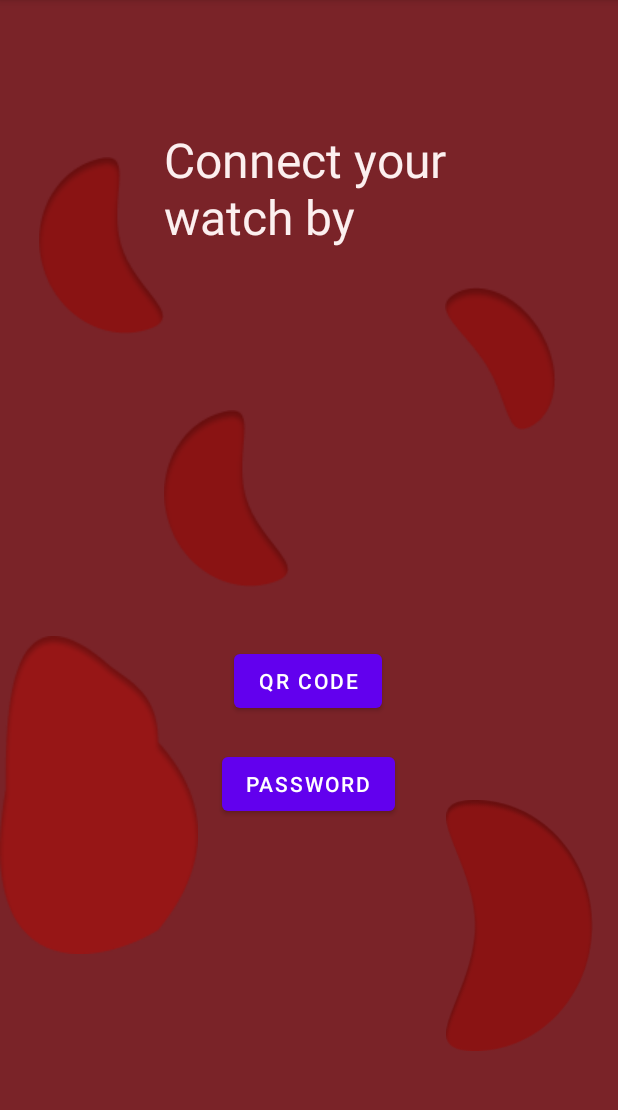
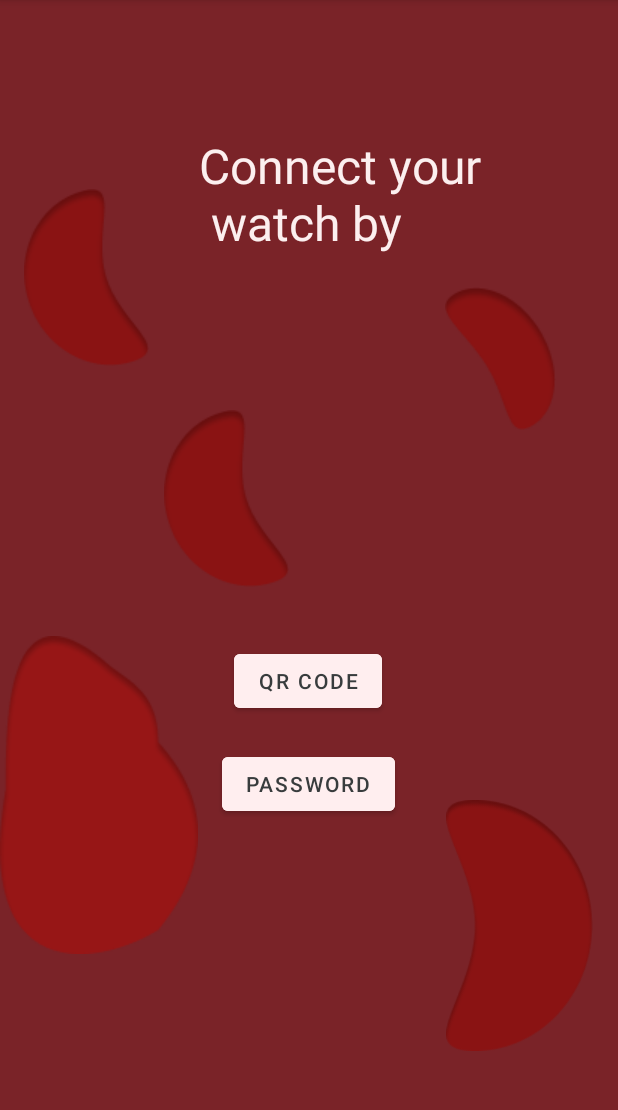
Before and after one commit to cycy27/PST, an Android app: the welcome2 screen opened directly, with no data from a screen before it, on a phone screen of 412 x 824 dp, the part 84-1194 px from its top. Run offline under Robolectric (Android 15) with nearby library versions, the phone set to English and light mode, and no system bars.

Commit message:
changes made

```diff
--- a/app/build.gradle
+++ b/app/build.gradle
@@ -25,6 +25,9 @@ android {
         sourceCompatibility JavaVersion.VERSION_1_8
         targetCompatibility JavaVersion.VERSION_1_8
     }
+    buildFeatures {
+        viewBinding true
+    }
 }
 
 dependencies {
@@ -32,6 +35,9 @@ dependencies {
     implementation 'androidx.appcompat:appcompat:1.3.0'
     implementation 'com.google.android.material:material:1.4.0'
     implementation 'androidx.constraintlayout:constraintlayout:2.0.4'
+    implementation 'androidx.annotation:annotation:1.3.0'
+    implementation 'androidx.lifecycle:lifecycle-livedata-ktx:2.4.1'
+    implementation 'androidx.lifecycle:lifecycle-viewmodel-ktx:2.4.1'
     testImplementation 'junit:junit:4.13.2'
     androidTestImplementation 'androidx.test.ext:junit:1.1.3'
     androidTestImplementation 'androidx.test.espresso:espresso-core:3.4.0'
--- a/app/src/main/AndroidManifest.xml
+++ b/app/src/main/AndroidManifest.xml
@@ -9,6 +9,10 @@
         android:roundIcon="@mipmap/ic_launcher_round"
         android:supportsRtl="true"
         android:theme="@style/Theme.Premiertry">
+        <activity
+            android:name=".Singup"
+            android:exported="false" />
+
         <activity
             android:name=".welcome3"
             android:exported="false" />
--- a/app/src/main/java/com/example/premiertry/data/LoginRepository.java
+++ b/app/src/main/java/com/example/premiertry/data/LoginRepository.java
@@ -22,7 +22,7 @@ public class LoginRepository {
     }
 
     public static LoginRepository getInstance(LoginDataSource dataSource) {
-        if (instance == null) {
+        if(instance == null){
             instance = new LoginRepository(dataSource);
         }
         return instance;
--- a/app/src/main/java/com/example/premiertry/welcome2.java
+++ b/app/src/main/java/com/example/premiertry/welcome2.java
@@ -2,13 +2,32 @@ package com.example.premiertry;
 
 import androidx.appcompat.app.AppCompatActivity;
 
+import android.content.Intent;
 import android.os.Bundle;
+import android.view.View;
+import android.widget.Button;
 
 public class welcome2 extends AppCompatActivity {
+    private Button buttonqr;
 
     @Override
     protected void onCreate(Bundle savedInstanceState) {
         super.onCreate(savedInstanceState);
         setContentView(R.layout.activity_welcome2);
+
+        buttonqr = (Button) findViewById(R.id.buttonqr);
+        buttonqr.setOnClickListener(new View.OnClickListener () {
+            @Override
+            public void onClick(View v) {
+                openwelcome3();
+            }
+        });
+
+
+    }
+    public void openwelcome3() {
+        Intent intent = new Intent(this, welcome3.class);
+        startActivity(intent);
+
     }
 }
--- a/app/src/main/res/layout/activity_profil.xml
+++ b/app/src/main/res/layout/activity_profil.xml
@@ -273,9 +273,10 @@
         <Spinner
             android:id="@+id/spinner2"
             android:layout_width="60dp"
-            android:layout_height="20dp"
+            android:layout_height="48dp"
             android:layout_marginTop="12dp"
             android:background="#fff"
+            android:contentDescription="@string/edit"
             app:layout_constraintEnd_toEndOf="@+id/imageView19"
             app:layout_constraintStart_toStartOf="@+id/imageView19"
             app:layout_constraintTop_toBottomOf="@+id/textView9" />
@@ -347,6 +348,7 @@
             android:ems="10"
             android:hint="@string/Nom_Prenom"
             android:inputType="textPersonName"
+            android:minHeight="48dp"
             android:text=""
             app:layout_constraintEnd_toEndOf="parent"
             app:layout_constraintHorizontal_bias="0.183"
--- a/app/src/main/res/layout/activity_welcome2.xml
+++ b/app/src/main/res/layout/activity_welcome2.xml
@@ -8,24 +8,26 @@
     tools:context=".welcome2">
 
     <TextView
-        android:id="@+id/textView4"
-        android:layout_width="230dp"
-        android:layout_height="93dp"
-        android:text="Connect your watch by"
+        android:id="@+id/tittlew2"
+        android:layout_width="wrap_content"
+        android:layout_height="wrap_content"
+        android:text="@string/Titre_page_2"
         android:textColor="#FCEFEF"
-        android:textSize="32dp"
+        android:textSize="32sp"
         app:layout_constraintBottom_toBottomOf="parent"
         app:layout_constraintEnd_toEndOf="parent"
-        app:layout_constraintHorizontal_bias="0.6"
+        app:layout_constraintHorizontal_bias="0.591"
         app:layout_constraintStart_toStartOf="parent"
         app:layout_constraintTop_toTopOf="parent"
-        app:layout_constraintVertical_bias="0.125" />
+        app:layout_constraintVertical_bias="0.129" />
 
     <Button
-        android:id="@+id/button"
+        android:id="@+id/buttonqr"
         android:layout_width="wrap_content"
         android:layout_height="wrap_content"
         android:text="QR code"
+        android:backgroundTint="@color/rose_200"
+        android:textColor="#383C3D"
         app:layout_constraintBottom_toBottomOf="parent"
         app:layout_constraintEnd_toEndOf="parent"
         app:layout_constraintHorizontal_bias="0.498"
@@ -34,10 +36,12 @@
         app:layout_constraintVertical_bias="0.597" />
 
     <Button
-        android:id="@+id/button2"
+        android:id="@+id/buttonpsd"
         android:layout_width="wrap_content"
         android:layout_height="wrap_content"
         android:text="Password"
+        android:backgroundTint="@color/rose_200"
+        android:textColor="#383C3D"
         app:layout_constraintBottom_toBottomOf="parent"
         app:layout_constraintEnd_toEndOf="parent"
         app:layout_constraintHorizontal_bias="0.498"
@@ -63,10 +67,10 @@
         android:layout_height="wrap_content"
         app:layout_constraintBottom_toBottomOf="parent"
         app:layout_constraintEnd_toEndOf="parent"
-        app:layout_constraintHorizontal_bias="0.079"
+        app:layout_constraintHorizontal_bias="0.048"
         app:layout_constraintStart_toStartOf="parent"
         app:layout_constraintTop_toTopOf="parent"
-        app:layout_constraintVertical_bias="0.161"
+        app:layout_constraintVertical_bias="0.194"
         app:srcCompat="@drawable/ellipse_10" />
 
     <ImageView
--- a/app/src/main/res/values-land/dimens.xml
+++ b/app/src/main/res/values-land/dimens.xml
@@ -1,3 +1,3 @@
 <resources>
-    <dimen name="activity_horizontal_margin">48dp</dimen>
+ <dimen name="activity_horizontal_margin">48dp</dimen>
 </resources>
--- a/app/src/main/res/values-w1240dp/dimens.xml
+++ b/app/src/main/res/values-w1240dp/dimens.xml
@@ -1,3 +1,3 @@
 <resources>
-    <dimen name="activity_horizontal_margin">200dp</dimen>
+ <dimen name="activity_horizontal_margin">200dp</dimen>
 </resources>
--- a/app/src/main/res/values-w600dp/dimens.xml
+++ b/app/src/main/res/values-w600dp/dimens.xml
@@ -1,3 +1,3 @@
 <resources>
-    <dimen name="activity_horizontal_margin">48dp</dimen>
+ <dimen name="activity_horizontal_margin">48dp</dimen>
 </resources>
--- a/app/src/main/res/values/dimens.xml
+++ b/app/src/main/res/values/dimens.xml
@@ -1,5 +1,5 @@
 <resources>
     <!-- Default screen margins, per the Android Design guidelines. -->
-    <dimen name="activity_horizontal_margin">16dp</dimen>
-    <dimen name="activity_vertical_margin">16dp</dimen>
+ <dimen name="activity_horizontal_margin">16dp</dimen>
+ <dimen name="activity_vertical_margin">16dp</dimen>
 </resources>
```
Also changed, not shown: app/src/main/java/com/example/premiertry/data/Result.java (+13 -14 lines), app/src/main/res/layout/activity_singup.xml (+87 -0 lines), app/src/main/res/values/strings.xml (+10 -0 lines), 71 other files.
